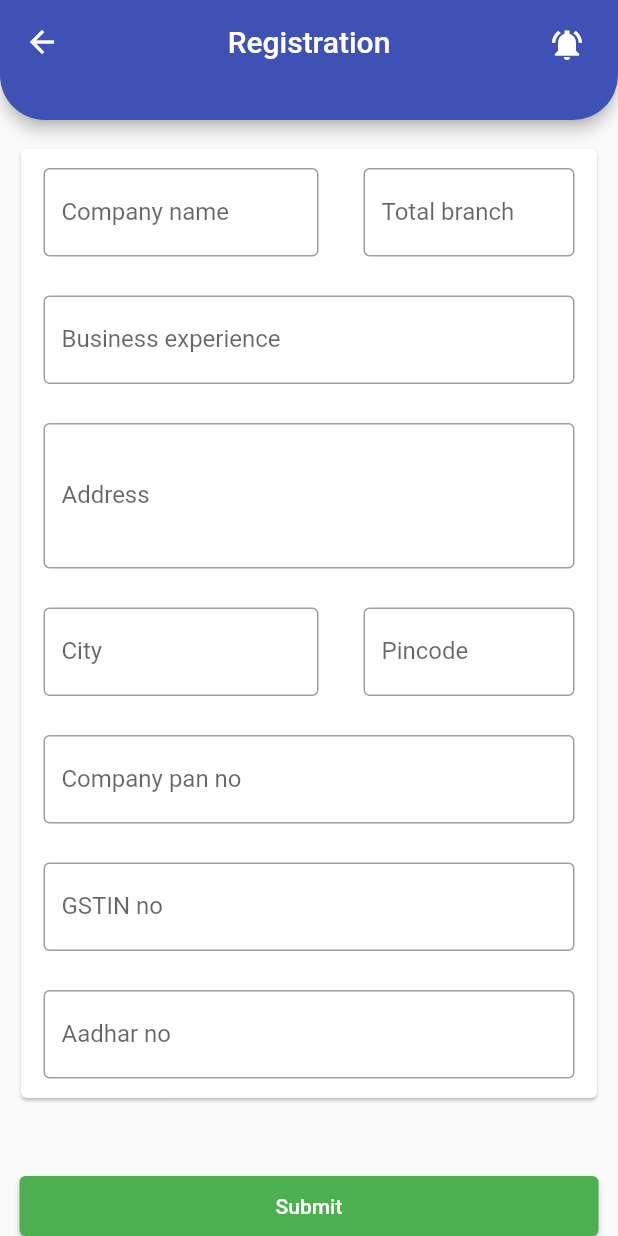
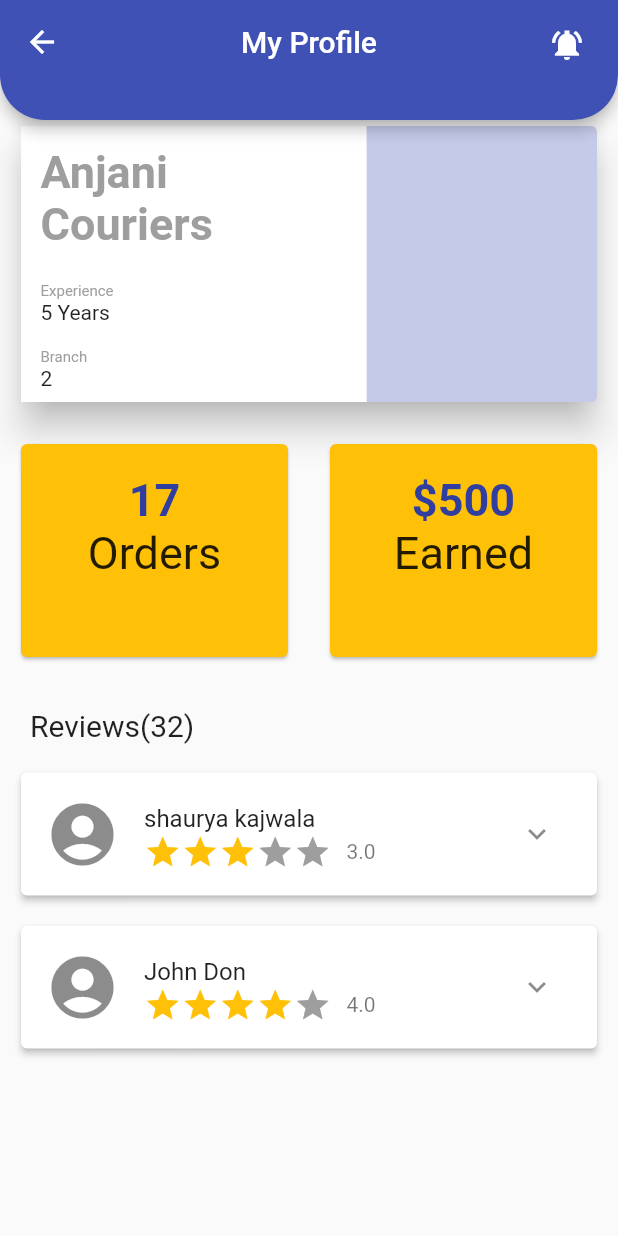
Before and after one commit to zipArk99/WeCareLogistics-flutter, a Flutter app: the MarketPlaceTab screen opened directly, after a tap on the "app registration" icon, on a phone screen of 412 x 824 dp. Run offline on Flutter 3.47's test engine with Material 2 defaults, Android fonts, the phone set to English and light mode, and no system bars; drawn by our look-alikes of flutter_rating_bar.

Commit message:
zipArk99/ courier service user profile and ratings added

```diff
--- /dev/null
+++ b/lib/CourierService/screens/courier_myprofile.dart
@@ -0,0 +1,178 @@
+import 'package:flutter/material.dart';
+import 'package:wecare_logistics/CourierService/widgets/courier_appbar.dart';
+import 'package:wecare_logistics/CourierService/widgets/courier_review.dart';
+
+class CourierMyProfile extends StatelessWidget {
+  static const String courierMyProfileRoute = "/CourierMyProfileRoute";
+
+  List<Map<String, dynamic>> rating = [
+    {'name': 'shaurya kajwala', 'rate': 3.0},
+    {'name': 'John Don', 'rate': 4.0},
+  ];
+
+  Widget myProfileImpDetails(String heading, String title) {
+    return Padding(
+      padding: EdgeInsets.symmetric(horizontal: 13, vertical: 8),
+      child: Column(
+        crossAxisAlignment: CrossAxisAlignment.start,
+        children: [
+          Text(
+            heading,
+            style: TextStyle(fontSize: 10, color: Colors.grey),
+          ),
+          Text(title),
+        ],
+      ),
+    );
+  }
+
+  @override
+  Widget build(BuildContext contx) {
+    return Scaffold(
+      appBar: PreferredSize(
+        child: CourierAppBar(
+          barTitle: "My Profile",
+        ),
+        preferredSize: Size.fromHeight(80),
+      ),
+      body: SingleChildScrollView(
+        child: Container(
+          margin: EdgeInsets.symmetric(horizontal: 10),
+          child: Column(
+            crossAxisAlignment: CrossAxisAlignment.start,
+            children: [
+              Container(
+                width: double.infinity,
+                child: Card(
+                  color: Theme.of(contx).primaryColorLight,
+                  elevation: 10,
+                  child: Row(
+                    children: [
+                      Flexible(
+                        fit: FlexFit.tight,
+                        flex: 3,
+                        child: Container(
+                          color: Colors.white,
+                          child: Column(
+                            crossAxisAlignment: CrossAxisAlignment.start,
+                            children: [
+                              Padding(
+                                padding: const EdgeInsets.all(13),
+                                child: Text(
+                                  "Anjani Couriers",
+                                  style: TextStyle(
+                                      fontSize: 30,
+                                      color: Colors.grey,
+                                      fontWeight: FontWeight.bold),
+                                ),
+                              ),
+                              myProfileImpDetails("Experience", "5 Years"),
+                              myProfileImpDetails("Branch", "2"),
+                            ],
+                          ),
+                        ),
+                      ),
+                      Flexible(
+                        fit: FlexFit.tight,
+                        flex: 2,
+                        child: Column(),
+                      ),
+                    ],
+                  ),
+                ),
+              ),
+              SizedBox(
+                height: 20,
+              ),
+              Row(
+                children: [
+                  Flexible(
+                    fit: FlexFit.tight,
+                    flex: 1,
+                    child: Container(
+                      height: 150,
+                      child: Card(
+                        color: Theme.of(contx).accentColor,
+                        child: Padding(
+                          padding: const EdgeInsets.all(20),
+                          child: Column(
+                            children: [
+                              Text(
+                                "17",
+                                style: TextStyle(
+                                  fontSize: 30,
+                                  color: Theme.of(contx).primaryColorDark,
+                                  fontWeight: FontWeight.w700,
+                                ),
+                              ),
+                              Text(
+                                "Orders",
+                                style: TextStyle(fontSize: 30),
+                              ),
+                            ],
+                          ),
+                        ),
+                      ),
+                    ),
+                  ),
+                  SizedBox(
+                    width: 20,
+                  ),
+                  Flexible(
+                    fit: FlexFit.tight,
+                    flex: 1,
+                    child: Container(
+                      height: 150,
+                      child: Card(
+                        color: Theme.of(contx).accentColor,
+                        child: Padding(
+                          padding: const EdgeInsets.all(20),
+                          child: Column(
+                            children: [
+                              Text(
+                                "\$500",
+                                style: TextStyle(
+                                  fontSize: 30,
+                                  color: Theme.of(contx).primaryColorDark,
+                                  fontWeight: FontWeight.w700,
+                                ),
+                              ),
+                              Text(
+                                "Earned",
+                                style: TextStyle(fontSize: 30),
+                              ),
+                            ],
+                          ),
+                        ),
+                      ),
+                    ),
+                  ),
+                ],
+              ),
+              Padding(
+                padding: const EdgeInsets.only(
+                    left: 10, top: 30, bottom: 10, right: 10),
+                child: Text(
+                  "Reviews(32)",
+                  style: TextStyle(fontSize: 20),
+                ),
+              ),
+              ListView.builder(
+                primary: false,
+                scrollDirection: Axis.vertical,
+                shrinkWrap: true,
+                itemBuilder: (contx, index) {
+                  return CourierReview(
+                    name: rating[index]['name'],
+                    rate: rating[index]['rate'],
+                  );
+                },
+                itemCount: rating.length,
+              ),
+            ],
+          ),
+        ),
+      ),
+    );
+  }
+}
--- a/lib/CourierService/screens/marketplace_tab.dart
+++ b/lib/CourierService/screens/marketplace_tab.dart
@@ -1,4 +1,5 @@
 import 'package:flutter/material.dart';
+import 'package:wecare_logistics/CourierService/screens/courier_myprofile.dart';
 import 'package:wecare_logistics/CourierService/screens/courierservise_registration_screen.dart';
 import 'package:wecare_logistics/CourierService/widgets/marketplace_order.dart';
 
@@ -21,8 +22,7 @@ class MarketPlaceTab extends StatelessWidget {
       ),
       floatingActionButton: FloatingActionButton(
         onPressed: () {
-          Navigator.of(contx).pushNamed(
-              CourierRegistrationScreen.courierRegistrationScreenRoute);
+          Navigator.of(contx).pushNamed(CourierMyProfile.courierMyProfileRoute);
         },
         child: Icon(Icons.app_registration),
       ),
--- /dev/null
+++ b/lib/CourierService/widgets/courier_review.dart
@@ -0,0 +1,84 @@
+import 'package:flutter/material.dart';
+import 'package:flutter_rating_bar/flutter_rating_bar.dart';
+
+class CourierReview extends StatefulWidget {
+  String name;
+  double rate;
+
+  CourierReview({required this.name, required this.rate});
+
+  @override
+  _CourierReviewState createState() => _CourierReviewState();
+}
+
+class _CourierReviewState extends State<CourierReview> {
+  bool isExpanded = false;
+  @override
+  Widget build(BuildContext contx) {
+    return Container(
+      margin: EdgeInsets.symmetric(vertical: 6),
+      child: Card(
+        elevation: 2,
+        child: Padding(
+          padding: const EdgeInsets.symmetric(vertical: 5),
+          child: Column(
+            crossAxisAlignment: CrossAxisAlignment.start,
+            children: [
+              ListTile(
+                leading: Icon(
+                  Icons.account_circle,
+                  size: 50,
+                ),
+                title: Text(widget.name),
+                subtitle: Row(
+                  children: [
+                    RatingBar.builder(
+                      itemSize: 25,
+                      ignoreGestures: true,
+                      initialRating: widget.rate,
+                      itemBuilder: (contx, index) {
+                        return Icon(
+                          Icons.star,
+                          color: Theme.of(contx).accentColor,
+                        );
+                      },
+                      onRatingUpdate: (value) {},
+                    ),
+                    Padding(
+                      padding: const EdgeInsets.symmetric(horizontal: 10),
+                      child: Text(widget.rate.toString()),
+                    ),
+                  ],
+                ),
+                trailing: IconButton(
+                  onPressed: () {
+                    setState(() {
+                      isExpanded = !isExpanded;
+                    });
+                  },
+                  icon: isExpanded
+                      ? Icon(Icons.expand_less)
+                      : Icon(Icons.expand_more),
+                ),
+              ),
+              if (isExpanded)
+                Divider(
+                  thickness: 1,
+                ),
+              if (isExpanded)
+                Padding(
+                  padding: const EdgeInsets.all(15),
+                  child: Container(
+                    child: Text(
+                      "hello how are you i am doing all fine what is going in your country right now",
+                      style: TextStyle(fontSize: 15),
+                    ),
+                  ),
+                ),
+            ],
+          ),
+        ),
+      ),
+    );
+  }
+}
--- a/lib/main.dart
+++ b/lib/main.dart
@@ -2,6 +2,7 @@ import 'package:flutter/material.dart';
 import 'package:provider/provider.dart';
 
 import 'package:wecare_logistics/CourierService/screens/courier_homepage.dart';
+import 'package:wecare_logistics/CourierService/screens/courier_myprofile.dart';
 import 'package:wecare_logistics/CourierService/screens/courierservise_registration_screen.dart';
 import 'package:wecare_logistics/screens/login_screen.dart';
 import 'package:wecare_logistics/screens/role_choice_screen.dart';
@@ -51,6 +52,7 @@ class MyApp extends StatelessWidget {
               CourierServiceHomePage(),
           CourierRegistrationScreen.courierRegistrationScreenRoute: (contx) =>
               CourierRegistrationScreen(),
+          CourierMyProfile.courierMyProfileRoute: (contx) => CourierMyProfile(),
         },
       ),
     );
```
